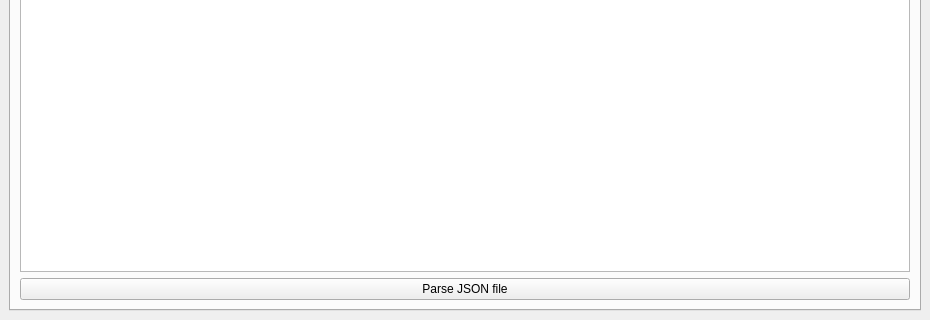
The window that ui/mainwindow.ui (TarasBarninets/speed-test-analyzer) describes before a commit, drawn with Qt 5; both pictures show x 0 to 930 and y 357 to 677 of the 930 by 677 pixel window.
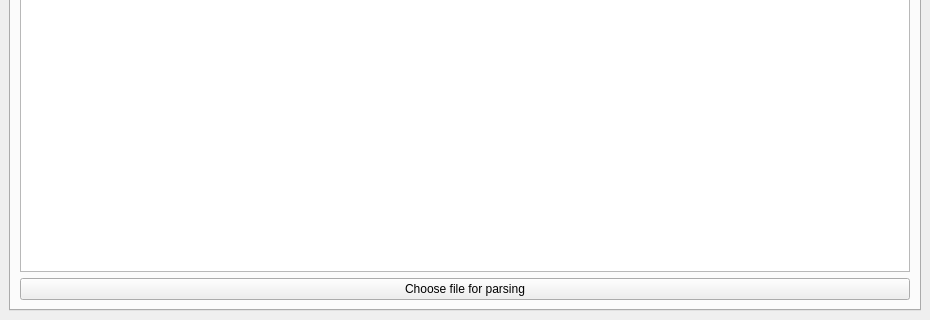
The same window after the commit.

Commit message: Add class for parsing XML file

```diff
--- a/ui/mainwindow.ui
+++ b/ui/mainwindow.ui
@@ -49,7 +49,7 @@
         <item>
          <widget class="QPushButton" name="pushButton">
           <property name="text">
-           <string>Parse JSON file</string>
+           <string>Choose file for parsing</string>
           </property>
          </widget>
         </item>
```
The commit also changes 7 other files.
